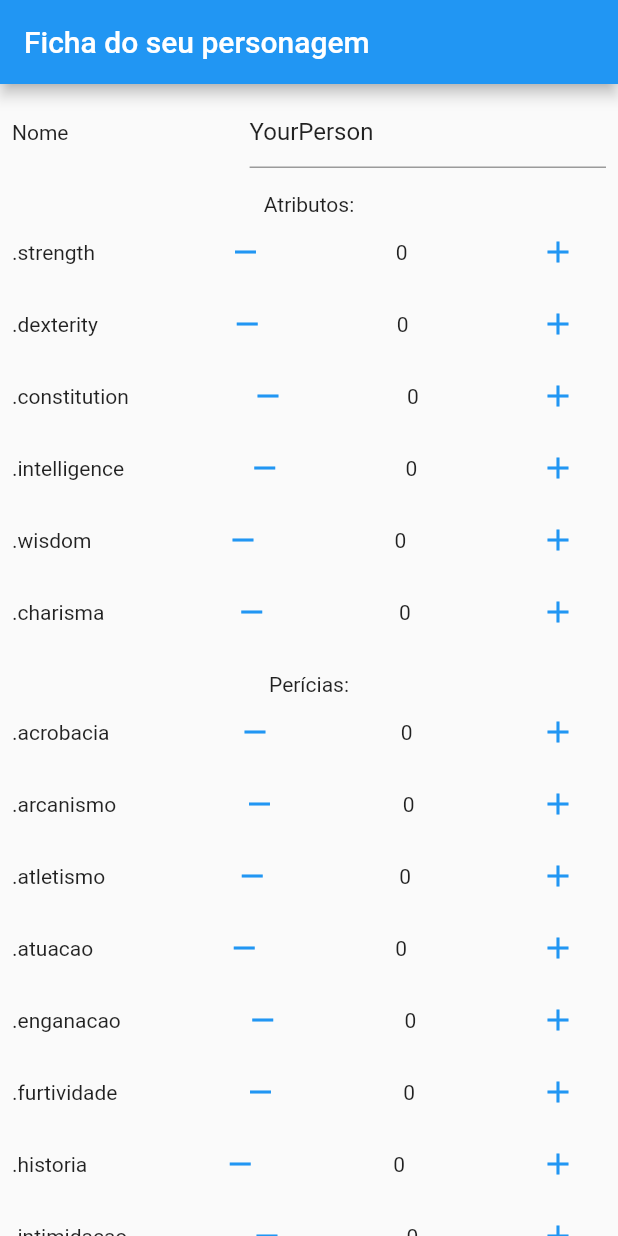
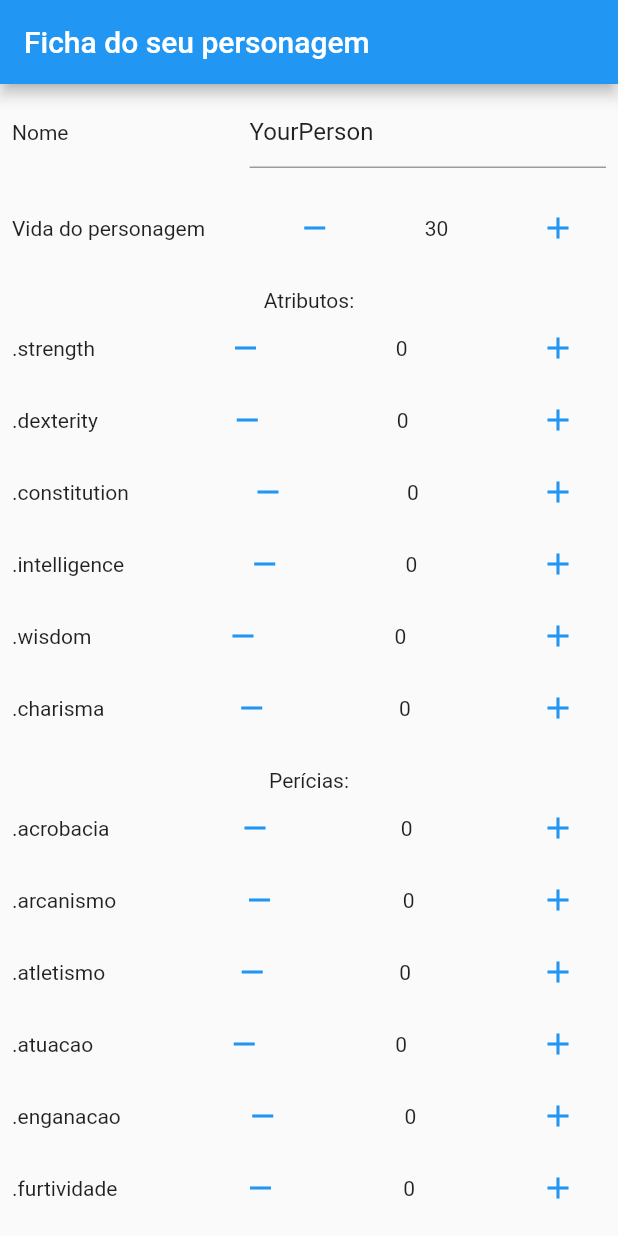
Before and after one commit to JGabrielMacedo/rpg_app, a Flutter app: the screen it shows after launch, on a phone screen of 412 x 824 dp. Run offline on Flutter 3.47's test engine with Material 2 defaults, Android fonts, the phone set to English and light mode, and no system bars.

Commit message:
feat: Adiciona campo vida na ficha

```diff
--- a/lib/lib/models/character.dart
+++ b/lib/lib/models/character.dart
@@ -10,6 +10,7 @@ class Character {
   String name;
   int level;
   String fraquezas;
+  int life;
   Attributes? attributes;
   Expertise? expertises;
   List<Equipments>? equipments;
@@ -20,6 +21,7 @@ class Character {
     this.name, {
     this.level = 1,
     this.fraquezas = "",
+    this.life = 30,
     this.attributes,
     this.equipments,
     this.talents,
--- a/lib/lib/static_crud.dart
+++ b/lib/lib/static_crud.dart
@@ -23,4 +23,8 @@ class SampleCrud {
 
   static void decreaseExpertise(ExpertisesType type) =>
       character.expertises?.decreaseExpertise(type);
+
+  static void increaseLife() => character.life++;
+
+  static void decreaseLife() => character.life--;
 }
--- a/lib/lib/view/home_screen.dart
+++ b/lib/lib/view/home_screen.dart
@@ -48,6 +48,10 @@ class _HomeScreenState extends State<HomeScreen> {
           Padding(
             padding: const EdgeInsets.all(8.0),
             child: buildCharacterNameView(),
+          ),
+          Padding(
+            padding: const EdgeInsets.all(8.0),
+            child: buildLinhaLife(),
           ),
           Padding(
             padding: const EdgeInsets.all(8.0),
@@ -130,6 +134,26 @@ class _HomeScreenState extends State<HomeScreen> {
     );
   }
 
+  Widget buildLinhaLife() {
+    return Row(
+      mainAxisAlignment: MainAxisAlignment.spaceBetween,
+      children: [
+        const Text("Vida do personagem"),
+        TextButton(
+          style: const ButtonStyle(),
+          onPressed: () => setState(() => SampleCrud.decreaseLife()),
+          child: const Icon(Icons.remove),
+        ),
+        Text("${SampleCrud.character.life}"),
+        TextButton(
+          style: const ButtonStyle(),
+          onPressed: () => setState(() => SampleCrud.increaseLife()),
+          child: const Icon(Icons.add),
+        ),
+      ],
+    );
+  }
+
   Widget buildCharacterNameView() {
     return Row(
       mainAxisAlignment: MainAxisAlignment.spaceBetween,
```
